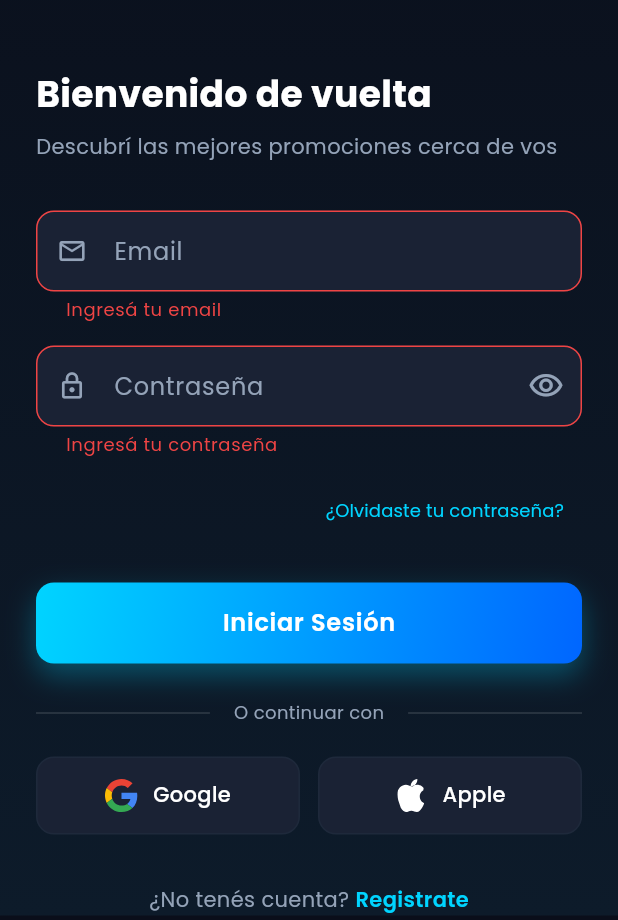
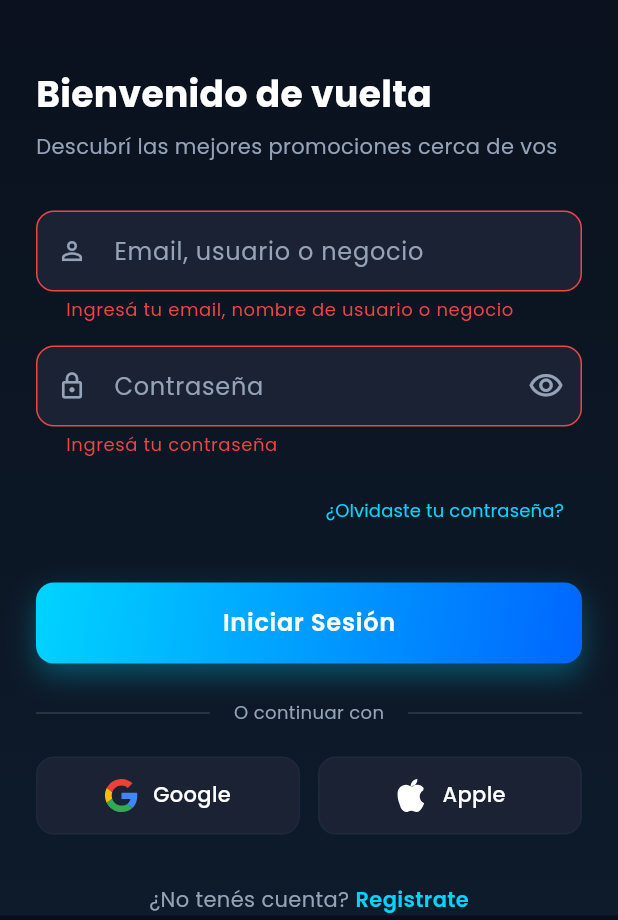
Before and after one commit to ShinraCodeApp/ShinraCity, a Flutter app: the screen it shows after launch, after a tap on "Siguiente", after a tap on "Saltar", after a tap on "Iniciar Sesión", on a phone screen of 412 x 824 dp, the part 316-1236 px from its top. Run offline on Flutter 3.47's test engine with Material 3 defaults, Android fonts, the phone set to English and light mode, and no system bars; drawn by our look-alikes of flutter_animate; our stand-ins replace cached_network_image, cloud_firestore, cloud_functions, dartz, dio, equatable and 26 more; missing offline and left inert: encrypt, mobile_scanner; accounts and stored records are empty.

Commit message:
Allow login with email, display name, or business name
The identifier field now accepts:
- Email address (direct Firebase Auth login)
- Display name (searches users collection by displayName)
- Business name (searches commerces collection, resolves to owner email)

Co-Authored-By: Claude Sonnet 4.6 <noreply@anthropic.com>

```diff
--- a/lib/presentation/screens/auth/login_screen.dart
+++ b/lib/presentation/screens/auth/login_screen.dart
@@ -16,14 +16,14 @@ class LoginScreen extends StatefulWidget {
 }
 
 class _LoginScreenState extends State<LoginScreen> {
-  final _emailController = TextEditingController();
+  final _identifierController = TextEditingController();
   final _passwordController = TextEditingController();
   final _formKey = GlobalKey<FormState>();
   bool _obscurePassword = true;
 
   @override
   void dispose() {
-    _emailController.dispose();
+    _identifierController.dispose();
     _passwordController.dispose();
     super.dispose();
   }
@@ -142,14 +142,14 @@ class _LoginScreenState extends State<LoginScreen> {
       child: Column(
         children: [
           ShinraTextField(
-            controller: _emailController,
-            label: 'Email',
-            prefixIcon: Icons.email_outlined,
-            keyboardType: TextInputType.emailAddress,
+            controller: _identifierController,
+            label: 'Email, usuario o negocio',
+            hint: 'juan@mail.com · Juan Pérez · Mi Tienda',
+            prefixIcon: Icons.person_outline,
+            keyboardType: TextInputType.text,
             validator: (value) {
-              if (value?.isEmpty ?? true) return 'Ingresá tu email';
-              if (!RegExp(r'^[\w-\.]+@([\w-]+\.)+[\w-]{2,4}$').hasMatch(value!)) {
-                return 'Email inválido';
+              if (value?.trim().isEmpty ?? true) {
+                return 'Ingresá tu email, nombre de usuario o negocio';
               }
               return null;
             },
@@ -266,7 +266,7 @@ class _LoginScreenState extends State<LoginScreen> {
   void _handleLogin() {
     if (!_formKey.currentState!.validate()) return;
     context.read<AuthBloc>().add(SignInWithEmailEvent(
-      email: _emailController.text.trim(),
+      email: _identifierController.text.trim(),
       password: _passwordController.text,
     ));
   }
@@ -280,13 +280,20 @@ class _LoginScreenState extends State<LoginScreen> {
   }
 
   void _handleForgotPassword() {
-    if (_emailController.text.isEmpty) {
+    final id = _identifierController.text.trim();
+    if (id.isEmpty) {
       ScaffoldMessenger.of(context).showSnackBar(
         const SnackBar(content: Text('Ingresá tu email primero')),
       );
       return;
     }
-    context.read<AuthBloc>().add(SendPasswordResetEvent(email: _emailController.text.trim()));
+    if (!id.contains('@')) {
+      ScaffoldMessenger.of(context).showSnackBar(
+        const SnackBar(content: Text('Para recuperar la contraseña ingresá tu email')),
+      );
+      return;
+    }
+    context.read<AuthBloc>().add(SendPasswordResetEvent(email: id));
     ScaffoldMessenger.of(context).showSnackBar(
       const SnackBar(
         content: Text('Email de recuperación enviado'),
```
Also changed, not shown: lib/data/datasources/firebase/firebase_auth_datasource.dart (+42 -1 lines).
